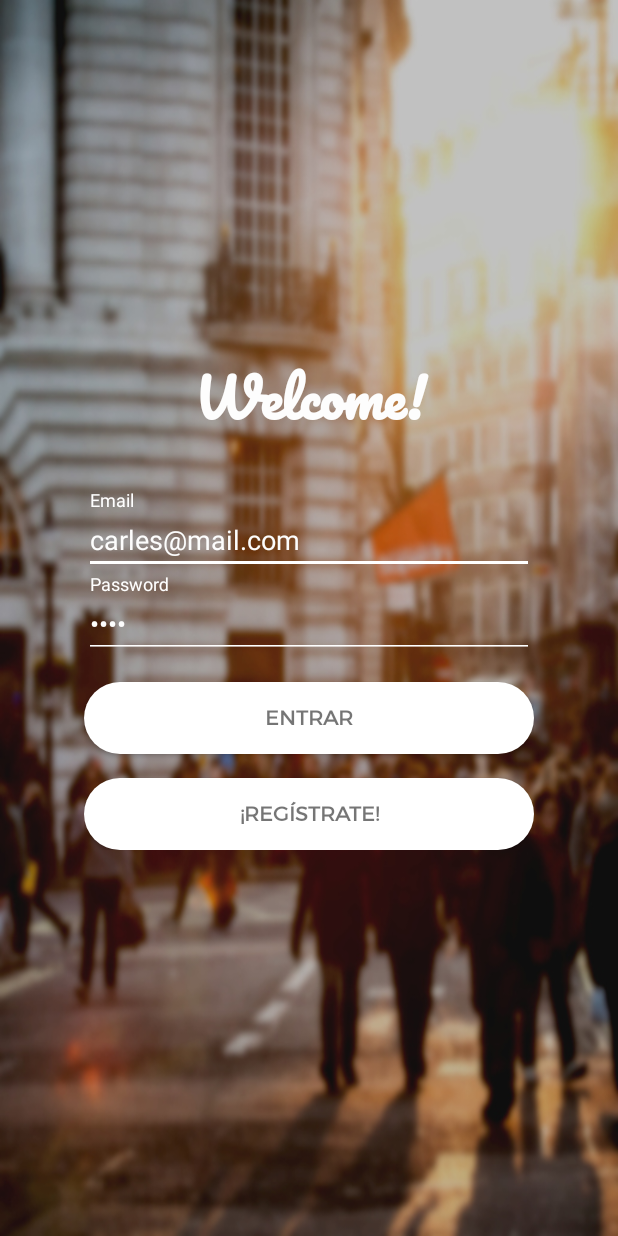
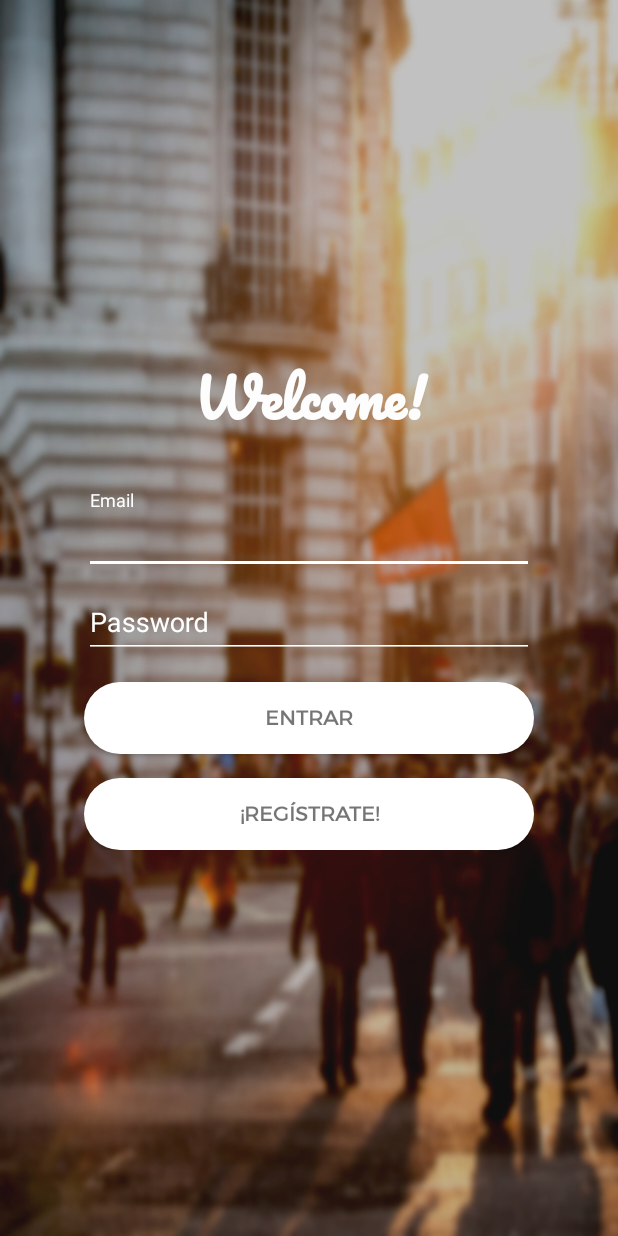
Before and after one commit to echosergio/voteitup, an Android app: the screen it shows after launch (LoginActivity), on a phone screen of 412 x 824 dp. Run offline under Robolectric (Android 15) with nearby library versions, the light colour scheme and no system bars; libraries missing offline, so code that uses them is left out: com.github.kittinunf.fuel, com.github.kittinunf.result, io.jsonwebtoken, kotlinx.coroutines.experimental.

Commit message:
Minor changes

```diff
--- a/App/VoteItUp/app/src/main/java/upm/dam/voteitup/activities/LoginActivity.kt
+++ b/App/VoteItUp/app/src/main/java/upm/dam/voteitup/activities/LoginActivity.kt
@@ -33,9 +33,9 @@ class LoginActivity : AppCompatActivity() {
         ApiClient.URL = resources.getString(R.string.api_url)
 
         // DEV: To reset user token
-         val editor = sharedPreferences!!.edit()
-         editor.remove(TOKEN)
-         editor.apply()
+        // val editor = sharedPreferences!!.edit()
+        // editor.remove(TOKEN)
+        // editor.apply()
 
         val token = sharedPreferences!!.getString(TOKEN, null)
 
--- a/App/VoteItUp/app/src/main/java/upm/dam/voteitup/fragments/PollsFragment.kt
+++ b/App/VoteItUp/app/src/main/java/upm/dam/voteitup/fragments/PollsFragment.kt
@@ -73,8 +73,7 @@ class PollsFragment : Fragment() {
             override fun onQueryTextChange(newText: String): Boolean = false
         })
 
-        simpleSearchView.setOnCloseListener(object : SearchView.OnCloseListener {
-            override fun onClose(): Boolean {
+        simpleSearchView.setOnCloseListener {
             val getPollsAsync = async { ApiClient.getPolls() }
 
             launch(UI) {
@@ -94,9 +93,8 @@ class PollsFragment : Fragment() {
                 }
             }
 
-                return false;
+            false
         }
-        });
 
         return view;
     }
--- a/App/VoteItUp/app/src/main/res/layout/activity_login.xml
+++ b/App/VoteItUp/app/src/main/res/layout/activity_login.xml
@@ -50,7 +50,6 @@
                     android:inputType="textEmailAddress"
                     android:maxLines="1"
                     android:singleLine="true"
-                    android:text="carles@mail.com"
                     android:textColor="@color/ic_launcher_background"
                     android:textSize="18sp" />
 
@@ -73,7 +72,6 @@
                     android:inputType="textPassword"
                     android:maxLines="1"
                     android:singleLine="true"
-                    android:text="1234"
                     android:textColor="@color/ic_launcher_background"
                     android:textSize="18sp" />
 
```
Lines whose indentation alone changed are shown as unchanged.
